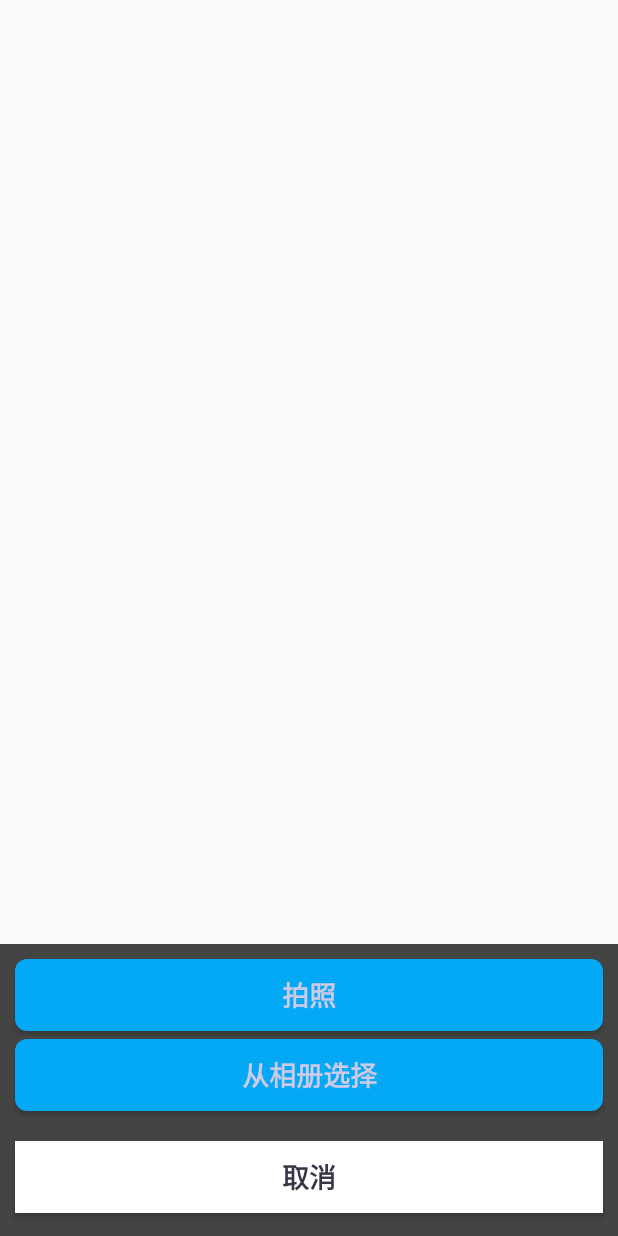
After one commit to 1181000705/MyFirstWebApp_SecretPicture, an Android app: the layout layout_picture_selector.xml on its own in the app's theme, with its tools: preview values and no code run, on a phone screen of 412 x 824 dp. The commit adds this screen. Run offline under Robolectric (Android 15) with nearby library versions, the phone set to English and light mode, and no system bars; network calls fail.

Commit message:
add picturehandle

```diff
--- a/app/build.gradle
+++ b/app/build.gradle
@@ -29,6 +29,7 @@ dependencies {
     implementation 'com.google.android.material:material:1.1.0'
     implementation 'androidx.constraintlayout:constraintlayout:2.0.1'
     implementation 'androidx.vectordrawable:vectordrawable:1.1.0'
+    implementation files('libs\\annotations.jar')
     testImplementation 'junit:junit:4.12'
     androidTestImplementation 'androidx.test:runner:1.2.0'
     androidTestImplementation 'androidx.test.espresso:espresso-core:3.3.0'
@@ -42,4 +43,9 @@ dependencies {
     implementation 'com.jakewharton:butterknife:10.2.1'
     annotationProcessor 'com.jakewharton:butterknife-compiler:10.2.1'
     implementation 'pub.devrel:easypermissions:3.0.0'
+    implementation 'com.android.support:design:27.1.1'
+    implementation 'com.android.support:appcompat-v7:27.1.1'
+
+    implementation 'com.github.yalantis:ucrop:2.2.2'
+    implementation 'com.kevin:basedialog:1.0.2'
 }
--- a/app/src/main/java/com/example/appw/MainActivity.java
+++ b/app/src/main/java/com/example/appw/MainActivity.java
@@ -29,12 +29,10 @@ import com.example.appw.OneFragment.CallBackValue;
         String Pwd="non";
         BottomNavigationView bnView;
         ViewPager viewPager;
-//        Toolbar toolbar;
         @Override
         protected void onCreate(Bundle savedInstanceState) {
             super.onCreate(savedInstanceState);
             setContentView(R.layout.activity_main);
-
 
             //顶部
 //            toolbar =findViewById(R.id.tool_bar);
@@ -55,7 +53,7 @@ import com.example.appw.OneFragment.CallBackValue;
             public boolean onNavigationItemSelected(@NonNull MenuItem menuItem) {
                 int menuId = menuItem.getItemId();
           //  跳转指定页面：Fragment
-            switch (menuId) {
+            switch (menuId) {//没有用到
                 case R.id.navigation_home:
                     viewPager.setCurrentItem(0);break;
                 case R.id.navigation_dashboard:
--- /dev/null
+++ b/app/src/main/res/layout/layout_picture_selector.xml
@@ -0,0 +1,61 @@
+<?xml version="1.0" encoding="utf-8"?>
+<RelativeLayout xmlns:android="http://schemas.android.com/apk/res/android"
+    android:layout_width="fill_parent"
+    android:layout_height="wrap_content"
+    android:gravity="center_horizontal"
+    android:orientation="vertical">
+
+    <LinearLayout
+        android:id="@+id/pop_layout"
+        android:layout_width="fill_parent"
+        android:layout_height="wrap_content"
+        android:layout_alignParentBottom="true"
+        android:background="#444"
+        android:gravity="center_horizontal"
+        android:orientation="vertical">
+
+        <Button
+            android:id="@+id/picture_selector_take_photo_btn"
+            android:layout_width="match_parent"
+            android:layout_height="wrap_content"
+            android:layout_marginLeft="10dip"
+            android:layout_marginRight="10dip"
+            android:layout_marginTop="10dp"
+            android:background="@drawable/style_btn_login"
+            android:padding="10dp"
+            android:text="拍照"
+            android:textColor="#CEC9E7"
+            android:textSize="18sp"
+            android:textStyle="bold" />
+
+        <Button
+            android:id="@+id/picture_selector_pick_picture_btn"
+            android:layout_width="match_parent"
+            android:layout_height="wrap_content"
+            android:layout_marginLeft="10dip"
+            android:layout_marginRight="10dip"
+            android:layout_marginTop="5dp"
+            android:background="@drawable/style_btn_login"
+            android:padding="10dp"
+            android:text="从相册选择"
+            android:textColor="#CEC9E7"
+            android:textSize="18sp"
+            android:textStyle="bold" />
+
+        <Button
+            android:id="@+id/picture_selector_cancel_btn"
+            android:layout_width="match_parent"
+            android:layout_height="wrap_content"
+            android:layout_marginBottom="15dip"
+            android:layout_marginLeft="10dip"
+            android:layout_marginRight="10dip"
+            android:layout_marginTop="20dp"
+            android:background="@android:color/white"
+            android:padding="10dp"
+            android:text="取消"
+            android:textColor="#373447"
+            android:textSize="18sp"
+            android:textStyle="bold" />
+    </LinearLayout>
+
+</RelativeLayout>
--- a/build.gradle
+++ b/build.gradle
@@ -8,7 +8,6 @@ buildscript {
     }
     dependencies {
         classpath 'com.android.tools.build:gradle:4.0.1'
-
         // NOTE: Do not place your application dependencies here; they belong
         // in the individual module build.gradle files
     }
```
Also changed, not shown: app/src/main/java/com/example/appw/OneFragment.java (+4 -5 lines), app/src/main/java/com/example/appw/view/PictureSelectorDialog.java (added, +117 -0 lines), app/src/main/java/com/example/appw/view/SelectPicturePopupWindow.java (added, +114 -0 lines), app/src/main/res/layout/fragment_one.xml (+9 -10 lines), app/libs/annotations.jar (added).
